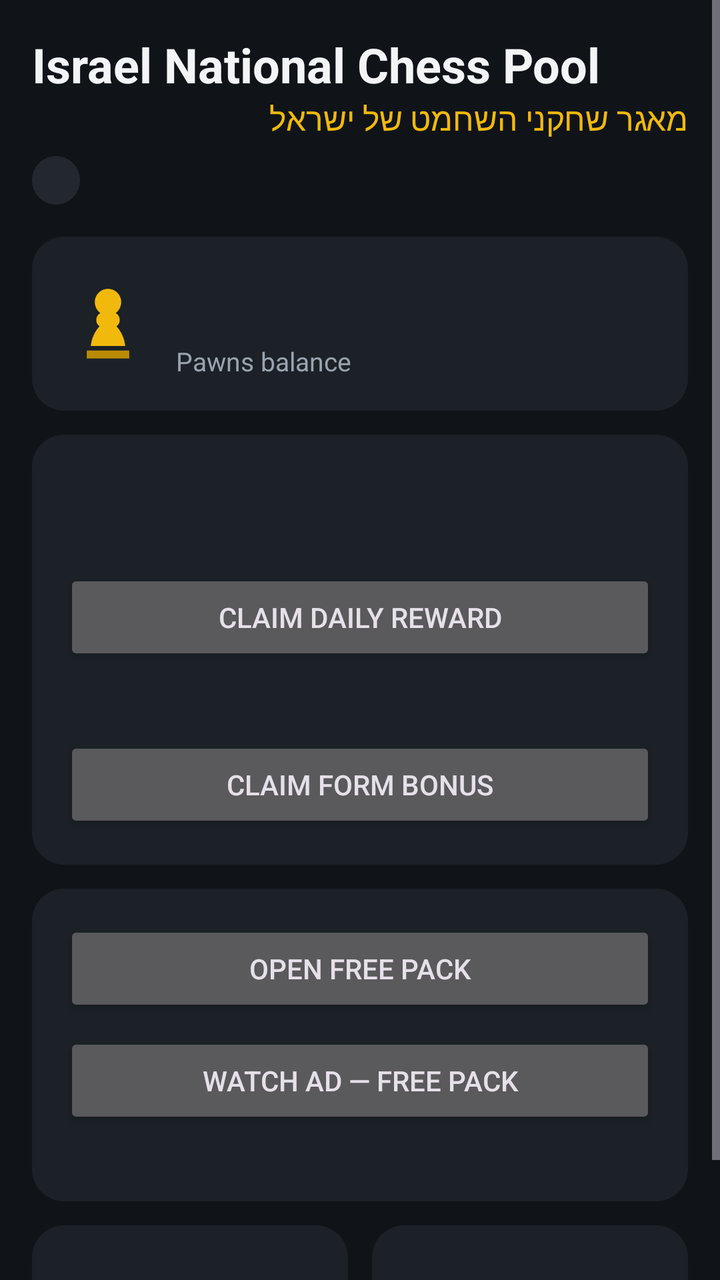
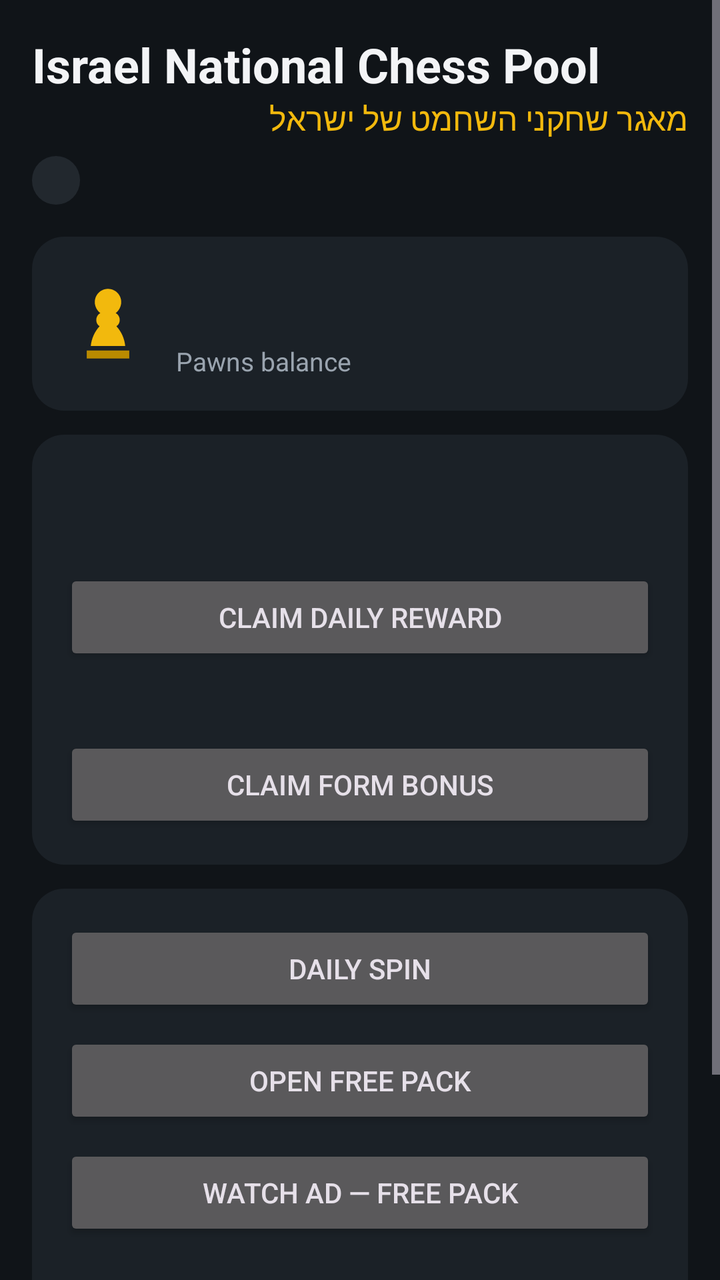

An Android layout rendered at two revisions. The XML below is the earlier revision; the diff shows what the commit changed to produce the second picture.
<!-- AndroidManifest.xml: application theme Theme.ChessFantasy -->
<!-- res/layout/fragment_home.xml -->
<?xml version="1.0" encoding="utf-8"?>
<ScrollView xmlns:android="http://schemas.android.com/apk/res/android"
    android:layout_width="match_parent"
    android:layout_height="match_parent"
    android:fillViewport="true">

    <LinearLayout
        android:layout_width="match_parent"
        android:layout_height="wrap_content"
        android:orientation="vertical"
        android:padding="16dp">

        <TextView
            android:id="@+id/home_club_name"
            android:layout_width="match_parent"
            android:layout_height="wrap_content"
            android:text="@string/club_name"
            android:textColor="@color/text_primary"
            android:textSize="24sp"
            android:textStyle="bold" />

        <TextView
            android:id="@+id/home_club_name_hebrew"
            android:layout_width="match_parent"
            android:layout_height="wrap_content"
            android:text="@string/club_name_hebrew"
            android:textColor="@color/gold"
            android:textSize="16sp" />

        <TextView
            android:id="@+id/home_season"
            android:layout_width="wrap_content"
            android:layout_height="wrap_content"
            android:layout_marginTop="8dp"
            android:background="@drawable/bg_chip"
            android:paddingStart="12dp"
            android:paddingEnd="12dp"
            android:paddingTop="4dp"
            android:paddingBottom="4dp"
            android:textColor="@color/text_secondary"
            android:textSize="12sp" />

        
        <LinearLayout
            android:layout_width="match_parent"
            android:layout_height="wrap_content"
            android:layout_marginTop="16dp"
            android:background="@drawable/bg_panel"
            android:gravity="center_vertical"
            android:orientation="horizontal"
            android:padding="16dp">

            <ImageView
                android:layout_width="44dp"
                android:layout_height="44dp"
                android:contentDescription="@string/pawns_balance"
                android:src="@drawable/ic_pawn_gold" />

            <LinearLayout
                android:layout_width="0dp"
                android:layout_height="wrap_content"
                android:layout_marginStart="12dp"
                android:layout_weight="1"
                android:orientation="vertical">

                <TextView
                    android:id="@+id/home_balance"
                    android:layout_width="wrap_content"
                    android:layout_height="wrap_content"
                    android:textColor="@color/gold"
                    android:textSize="28sp"
                    android:textStyle="bold" />

                <TextView
                    android:layout_width="wrap_content"
                    android:layout_height="wrap_content"
                    android:text="@string/pawns_balance"
                    android:textColor="@color/text_secondary"
                    android:textSize="13sp" />
            </LinearLayout>
        </LinearLayout>

        
        <LinearLayout
            android:layout_width="match_parent"
            android:layout_height="wrap_content"
            android:layout_marginTop="12dp"
            android:background="@drawable/bg_panel"
            android:orientation="vertical"
            android:padding="16dp">

            <TextView
                android:id="@+id/home_tier"
                android:layout_width="match_parent"
                android:layout_height="wrap_content"
                android:textColor="@color/text_primary"
                android:textSize="16sp"
                android:textStyle="bold" />

            <TextView
                android:id="@+id/home_score"
                android:layout_width="match_parent"
                android:layout_height="wrap_content"
                android:layout_marginTop="2dp"
                android:textColor="@color/text_secondary"
                android:textSize="13sp" />

            <Button
                android:id="@+id/home_btn_daily"
                android:layout_width="match_parent"
                android:layout_height="wrap_content"
                android:layout_marginTop="10dp"
                android:text="@string/daily_reward" />

            <TextView
                android:id="@+id/home_form_info"
                android:layout_width="match_parent"
                android:layout_height="wrap_content"
                android:layout_marginTop="12dp"
                android:textColor="@color/text_secondary"
                android:textSize="13sp" />

            <Button
                android:id="@+id/home_btn_form"
                android:layout_width="match_parent"
                android:layout_height="wrap_content"
                android:layout_marginTop="6dp"
                android:text="@string/form_claim" />
        </LinearLayout>

        
        <LinearLayout
            android:layout_width="match_parent"
            android:layout_height="wrap_content"
            android:layout_marginTop="12dp"
            android:background="@drawable/bg_panel"
            android:orientation="vertical"
            android:padding="16dp">

            <Button
                android:id="@+id/home_btn_free_pack"
                android:layout_width="match_parent"
                android:layout_height="wrap_content"
                android:text="@string/free_pack_ready" />

            <Button
                android:id="@+id/home_btn_ad"
                android:layout_width="match_parent"
                android:layout_height="wrap_content"
                android:layout_marginTop="8dp"
                android:text="@string/watch_ad" />

            <TextView
                android:id="@+id/home_ads_left"
                android:layout_width="match_parent"
                android:layout_height="wrap_content"
                android:layout_marginTop="4dp"
                android:gravity="center"
                android:textColor="@color/text_secondary"
                android:textSize="12sp" />
        </LinearLayout>

        
        <LinearLayout
            android:layout_width="match_parent"
            android:layout_height="wrap_content"
            android:layout_marginTop="12dp"
            android:orientation="horizontal">

            <LinearLayout
                android:layout_width="0dp"
                android:layout_height="wrap_content"
                android:layout_marginEnd="6dp"
                android:layout_weight="1"
                android:background="@drawable/bg_panel"
                android:gravity="center"
                android:orientation="vertical"
                android:padding="16dp">

                <TextView
                    android:id="@+id/home_cards_owned"
                    android:layout_width="wrap_content"
                    android:layout_height="wrap_content"
                    android:textColor="@color/text_primary"
                    android:textSize="22sp"
                    android:textStyle="bold" />

                <TextView
                    android:layout_width="wrap_content"
                    android:layout_height="wrap_content"
                    android:text="@string/cards_owned"
                    android:textColor="@color/text_secondary"
                    android:textSize="12sp" />
            </LinearLayout>

            <LinearLayout
                android:layout_width="0dp"
                android:layout_height="wrap_content"
                android:layout_marginStart="6dp"
                android:layout_weight="1"
                android:background="@drawable/bg_panel"
                android:gravity="center"
                android:orientation="vertical"
                android:padding="16dp">

                <TextView
                    android:id="@+id/home_collection_score"
                    android:layout_width="wrap_content"
                    android:layout_height="wrap_content"
                    android:textColor="@color/text_primary"
                    android:textSize="22sp"
                    android:textStyle="bold" />

                <TextView
                    android:layout_width="wrap_content"
                    android:layout_height="wrap_content"
                    android:text="@string/collection_score"
                    android:textColor="@color/text_secondary"
                    android:textSize="12sp" />
            </LinearLayout>
        </LinearLayout>
    </LinearLayout>
</ScrollView>
<!-- resources referenced by this layout -->
<resources>
  <color name="gold">#F2B90D</color>
  <color name="text_primary">#F3F4F6</color>
  <color name="text_secondary">#9AA4AF</color>
  <!-- drawable bg_chip (drawable) -->
  <?xml version="1.0" encoding="utf-8"?>
  <shape xmlns:android="http://schemas.android.com/apk/res/android" android:shape="rectangle">
      <solid android:color="#22282E" />
      <corners android:radius="999dp" />
  </shape>
  <!-- drawable bg_panel (drawable) -->
  <?xml version="1.0" encoding="utf-8"?>
  <shape xmlns:android="http://schemas.android.com/apk/res/android" android:shape="rectangle">
      <solid android:color="#1B2127" />
      <corners android:radius="16dp" />
  </shape>
  <!-- drawable ic_pawn_gold (drawable) -->
  <?xml version="1.0" encoding="utf-8"?>
  <vector xmlns:android="http://schemas.android.com/apk/res/android"
      android:width="24dp"
      android:height="24dp"
      android:viewportWidth="24"
      android:viewportHeight="24">
      
      <path
          android:fillColor="#F2B90D"
          android:pathData="M12,2.6c-2,0 -3.6,1.6 -3.6,3.6c0,1.2 0.6,2.3 1.5,3c-0.7,0.4 -1.1,1.1 -1.1,1.9c0,0.7 0.3,1.3 0.9,1.7c-1.3,1.4 -2.2,3.3 -2.4,5.4h9.4c-0.2,-2.1 -1.1,-4 -2.4,-5.4c0.6,-0.4 0.9,-1 0.9,-1.7c0,-0.8 -0.4,-1.5 -1.1,-1.9c0.9,-0.7 1.5,-1.8 1.5,-3C15.6,4.2 14,2.6 12,2.6z" />
      <path
          android:fillColor="#B98A00"
          android:pathData="M6.2,19.4h11.6v2.2H6.2V19.4z" />
  </vector>
  <string name="cards_owned">Cards owned</string>
  <string name="club_name">Israel National Chess Pool</string>
  <string name="club_name_hebrew">מאגר שחקני השחמט של ישראל</string>
  <string name="collection_score">Collection score</string>
  <string name="daily_reward">Claim daily reward</string>
  <string name="form_claim">Claim form bonus</string>
  <string name="free_pack_ready">Open free pack</string>
  <string name="pawns_balance">Pawns balance</string>
  <string name="watch_ad">Watch ad — free pack</string>
  <style name="Theme.ChessFantasy" parent="Theme.Material3.Dark.NoActionBar">
          <item name="colorPrimary">@color/gold</item>
          <item name="colorOnPrimary">@color/on_gold</item>
          <item name="colorPrimaryContainer">@color/gold_dark</item>
          <item name="colorOnPrimaryContainer">@color/text_primary</item>
          <item name="colorSecondary">@color/green_accent</item>
          <item name="colorSurface">@color/surface_dark</item>
          <item name="android:windowBackground">@color/bg_dark</item>
          <item name="android:statusBarColor">@color/bg_dark</item>
          <item name="android:navigationBarColor">@color/surface_dark</item>
      </style>
  <color name="on_gold">#1A1300</color>
  <color name="gold_dark">#B98A00</color>
  <color name="green_accent">#4CAF7D</color>
  <color name="surface_dark">#1B2127</color>
  <color name="bg_dark">#101418</color>
</resources>

<!-- the commit's change to res/layout/fragment_home.xml (unified diff, before → after) -->
@@ -137,10 +137,28 @@
             android:orientation="vertical"
             android:padding="16dp">
 
+            <TextView
+                android:id="@+id/home_packs_banner"
+                android:layout_width="match_parent"
+                android:layout_height="wrap_content"
+                android:layout_marginBottom="8dp"
+                android:gravity="center"
+                android:textColor="@color/gold"
+                android:textSize="15sp"
+                android:textStyle="bold"
+                android:visibility="gone" />
+
+            <Button
+                android:id="@+id/home_btn_spin"
+                android:layout_width="match_parent"
+                android:layout_height="wrap_content"
+                android:text="@string/daily_spin" />
+
             <Button
                 android:id="@+id/home_btn_free_pack"
                 android:layout_width="match_parent"
                 android:layout_height="wrap_content"
+                android:layout_marginTop="8dp"
                 android:text="@string/free_pack_ready" />
 
             <Button
<!-- resource entries referenced after the edit -->
@@ -35,6 +35,7 @@
   <string name="club_name_hebrew">מאגר שחקני השחמט של ישראל</string>
   <string name="collection_score">Collection score</string>
   <string name="daily_reward">Claim daily reward</string>
+  <string name="daily_spin">Daily Spin</string>
   <string name="form_claim">Claim form bonus</string>
   <string name="free_pack_ready">Open free pack</string>
   <string name="pawns_balance">Pawns balance</string>
